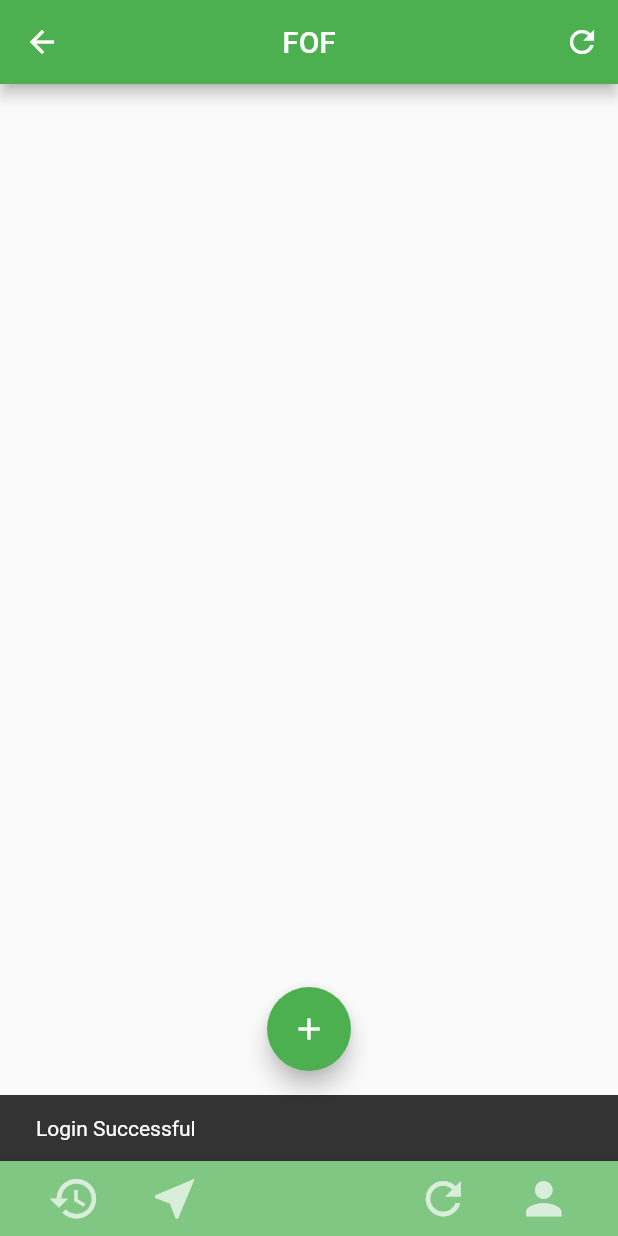
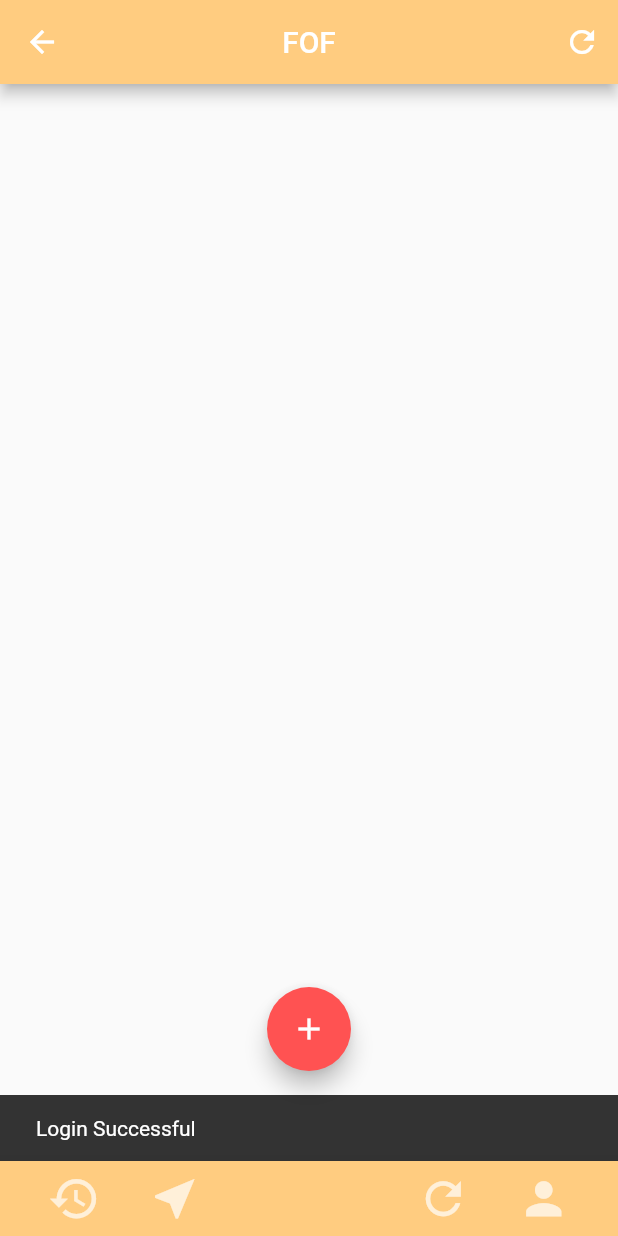
Before and after one commit to amirradjou/FoF, a Flutter app: the screen it shows after launch, after a tap on "SIGN IN", on a phone screen of 412 x 824 dp. Run offline on Flutter 3.47's test engine with Material 2 defaults, Android fonts, the phone set to English and light mode, and no system bars; our stand-ins replace flutter_secure_storage; network calls fail.

Commit message:
Changing main Page colors

```diff
--- a/lib/FofBottomNavigator.dart
+++ b/lib/FofBottomNavigator.dart
@@ -37,7 +37,7 @@ class FofBottomNavigator extends StatelessWidget {
           ],
         ),
       ),
-      color: Colors.green.shade300,
+      color: Colors.orange[200],
       shape: CircularNotchedRectangle(),
       notchMargin: 5,
     );
--- a/lib/MyHome.dart
+++ b/lib/MyHome.dart
@@ -26,7 +26,7 @@ class MyHome extends StatelessWidget {
           leading: Icon(
             Icons.arrow_back,
             color: Colors.white,),
-          backgroundColor: Colors.green,
+          backgroundColor: Colors.orange[200],
           actions: [
             IconButton(
               icon: Icon(Icons.refresh,color: Colors.white,), onPressed: (){
@@ -38,7 +38,7 @@ class MyHome extends StatelessWidget {
           ],
         ),
         bottomNavigationBar: FofBottomNavigator(),
-        floatingActionButton: FloatingActionButton(child: Icon(Icons.add), backgroundColor: Colors.green,onPressed: () {
+        floatingActionButton: FloatingActionButton(child: Icon(Icons.add), backgroundColor: Colors.redAccent,onPressed: () {
           Navigator.push(context, MaterialPageRoute(builder: (context) => AddContact()));
         }),
         floatingActionButtonLocation: FloatingActionButtonLocation.centerDocked,
```
